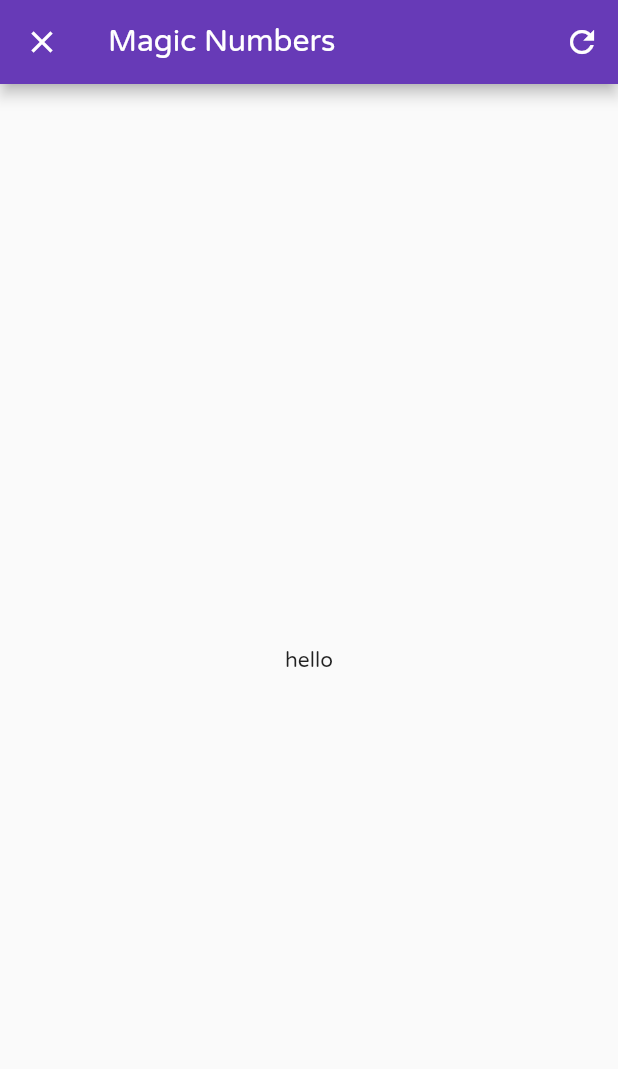
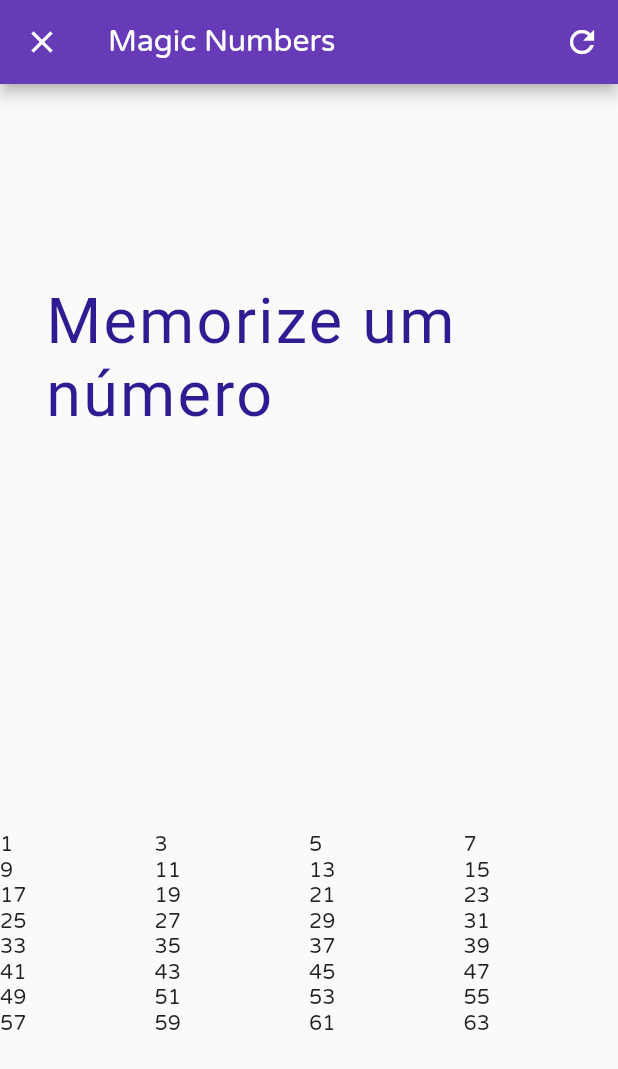
Before and after one commit to pedrolacerda81/magic_numbers, a Flutter app: the Play screen opened directly, on a phone screen of 412 x 824 dp. Shown: the top 1069 px of the screen. Run offline on Flutter 3.47's test engine with Material 2 defaults, Android fonts, the light colour scheme and no system bars; Roboto replaces fonts that are missing (RugeBoogie).

Commit message:
Adds first cart desplay ever :D

```diff
--- a/lib/src/screens/play/play.dart
+++ b/lib/src/screens/play/play.dart
@@ -1,6 +1,38 @@
 import 'package:flutter/material.dart';
 
 class Play extends StatelessWidget {
+  final String text = 'Memorize um número';
+  final List<List<int>> card = [
+    [01, 03, 05, 07],
+    [09, 11, 13, 15],
+    [17, 19, 21, 23],
+    [25, 27, 29, 31],
+    [33, 35, 37, 39],
+    [41, 43, 45, 47],
+    [49, 51, 53, 55],
+    [57, 59, 61, 63]
+  ];
+
+  TableRow getRow(List<int> row) {
+    List<Text> rowChildrens = [];
+
+    row.forEach((num) {
+      rowChildrens.add(Text(num.toString()));
+    });
+
+    return TableRow(
+      children: rowChildrens,
+    );
+  }
+
+  List<TableRow> getRows(List<List<int>> card) {
+    List<TableRow> rows = [];
+    card.forEach((row) {
+      rows.add(getRow(row));
+    });
+    return rows;
+  }
+
   @override
   Widget build(BuildContext context) {
     return Scaffold(
@@ -29,13 +61,29 @@ class Play extends StatelessWidget {
         ],
       ),
       body: Container(
-        child: Center(
-          child: FlatButton(
-            onPressed: () {
-              Navigator.pushReplacementNamed(context, '/abrakadabra');
-            },
-            child: Text('hello'),
-          ),
+        child: Column(
+          mainAxisSize: MainAxisSize.max,
+          mainAxisAlignment: MainAxisAlignment.spaceAround,
+          crossAxisAlignment: CrossAxisAlignment.start,
+          children: <Widget>[
+            Container(
+              padding: EdgeInsets.only(left: 30.0),
+              child: Text(
+                text,
+                style: TextStyle(
+                  fontFamily: 'RugeBoogie',
+                  fontSize: 42.0,
+                  letterSpacing: 1.5,
+                  color: Colors.deepPurple[900],
+                ),
+              ),
+            ),
+            Container(
+              child: Table(
+                children: getRows(card),
+              ),
+            ),
+          ],
         ),
       ),
     );
```
